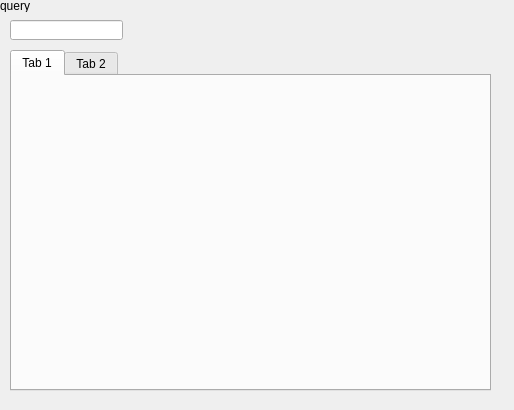
Before: the Qt Designer form WordLite/querywidget.ui in Staaaaaaaaar/WordHub, drawn with Qt 5.
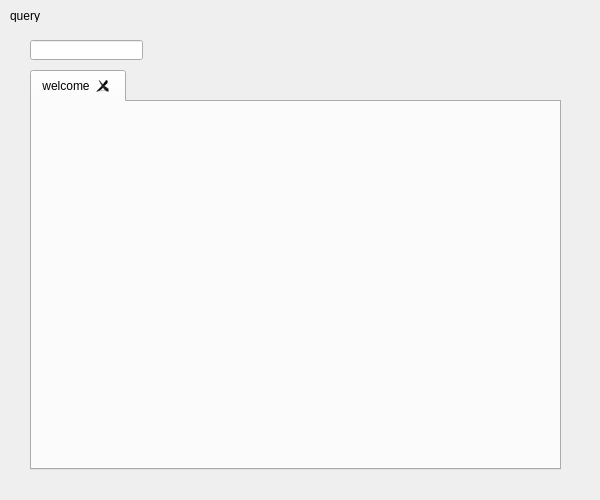
After: the same form once the commit is applied.

What changed in the file:
```diff
--- a/WordLite/querywidget.ui
+++ b/WordLite/querywidget.ui
@@ -6,8 +6,8 @@
    <rect>
     <x>0</x>
     <y>0</y>
-    <width>514</width>
-    <height>410</height>
+    <width>600</width>
+    <height>500</height>
    </rect>
   </property>
   <property name="windowTitle">
@@ -16,8 +16,8 @@
   <widget class="QLabel" name="label">
    <property name="geometry">
     <rect>
-     <x>0</x>
-     <y>0</y>
+     <x>10</x>
+     <y>10</y>
      <width>40</width>
      <height>12</height>
     </rect>
@@ -29,8 +29,8 @@
   <widget class="QLineEdit" name="lineEdit">
    <property name="geometry">
     <rect>
-     <x>10</x>
-     <y>20</y>
+     <x>30</x>
+     <y>40</y>
      <width>113</width>
      <height>20</height>
     </rect>
@@ -39,20 +39,45 @@
   <widget class="QTabWidget" name="tabWidget">
    <property name="geometry">
     <rect>
-     <x>10</x>
-     <y>50</y>
-     <width>481</width>
-     <height>341</height>
+     <x>30</x>
+     <y>70</y>
+     <width>531</width>
+     <height>400</height>
     </rect>
    </property>
+   <property name="tabShape">
+    <enum>QTabWidget::TabShape::Rounded</enum>
+   </property>
+   <property name="currentIndex">
+    <number>0</number>
+   </property>
+   <property name="iconSize">
+    <size>
+     <width>16</width>
+     <height>16</height>
+    </size>
+   </property>
+   <property name="usesScrollButtons">
+    <bool>false</bool>
+   </property>
+   <property name="documentMode">
+    <bool>false</bool>
+   </property>
+   <property name="tabsClosable">
+    <bool>true</bool>
+   </property>
+   <property name="movable">
+    <bool>true</bool>
+   </property>
+   <property name="tabBarAutoHide">
+    <bool>false</bool>
+   </property>
    <widget class="QWidget" name="tab">
+    <property name="enabled">
+     <bool>true</bool>
+    </property>
     <attribute name="title">
-     <string>Tab 1</string>
-    </attribute>
-   </widget>
-   <widget class="QWidget" name="tab_2">
-    <attribute name="title">
-     <string>Tab 2</string>
+     <string>welcome</string>
     </attribute>
    </widget>
   </widget>
```
Left out of the diff: 2 changed lines with no effect on the pictures.
